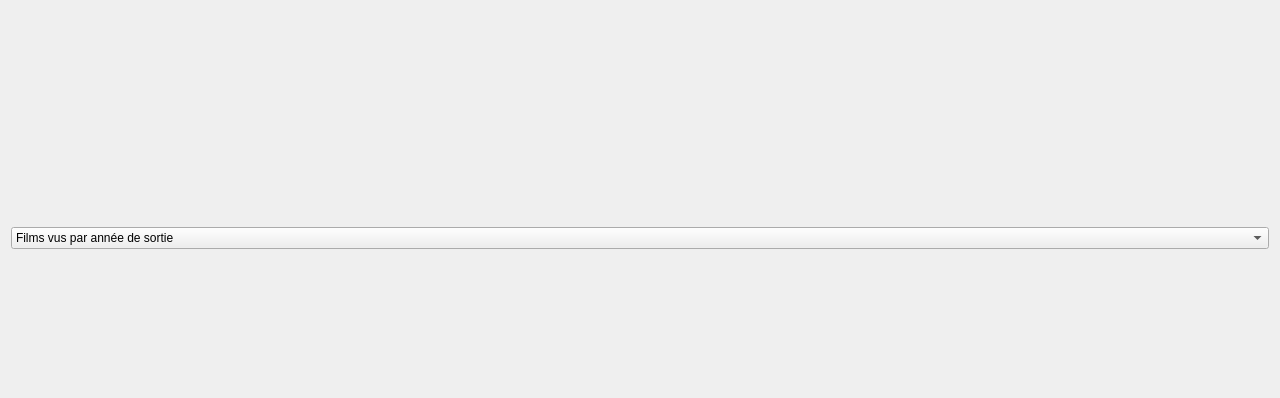
AmbreM71/MovieManager, file Dialogs/ChartsDialog.ui: the form before one commit; both pictures show x 0 to 1280 and y 0 to 398 of the 1280 by 720 pixel window.
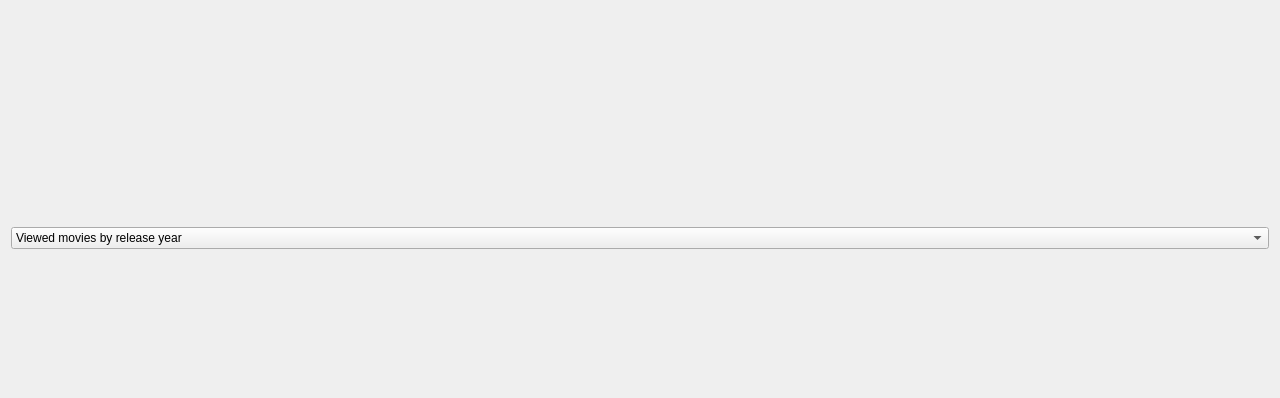
The form after the commit.

The edit to the form file:
```diff
--- a/Dialogs/ChartsDialog.ui
+++ b/Dialogs/ChartsDialog.ui
@@ -18,7 +18,7 @@
     <widget class="QComboBox" name="ChartSelector">
      <item>
       <property name="text">
-       <string>Films vus par année de sortie</string>
+       <string>Viewed movies by release year</string>
       </property>
      </item>
      <item>
```
Left out of the diff: 6 changed lines with no effect on the pictures.
